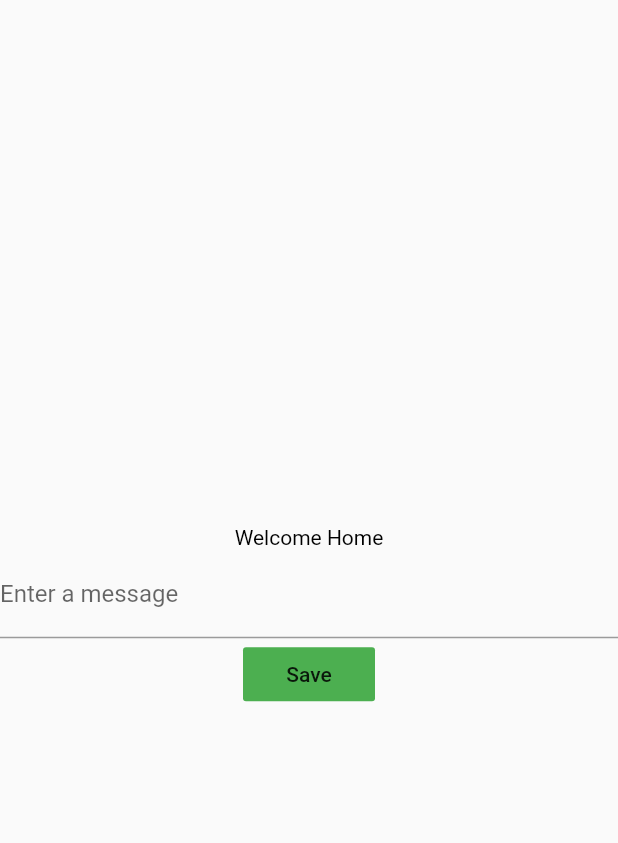
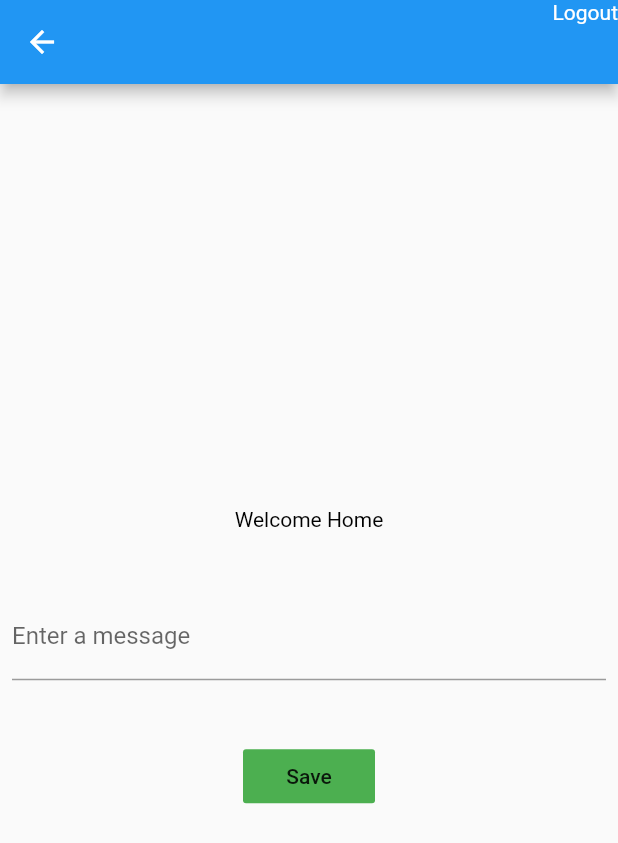
Before and after one commit to briankibiku/bukata, a Flutter app: the HomePage screen opened by its route, after a tap on "Save", on a phone screen of 412 x 824 dp. Shown: the top 843 px of the screen. Run offline on Flutter 3.47's test engine with Material 2 defaults, Android fonts, the phone set to English and light mode, and no system bars; our stand-ins replace cloud_firestore, firebase_auth, modal_progress_hud; accounts and stored records are empty.

```diff
--- a/lib/home.dart
+++ b/lib/home.dart
@@ -14,7 +14,16 @@ class _HomePageState extends State<HomePage> {
   Widget build(BuildContext context) {
     return SafeArea(
       child: Scaffold(
+        appBar: AppBar(
+          actions: <Widget>[
+            Text(
+              'Logout',
+              style: TextStyle(),
+            )
+          ],
+        ),
         body: Column(
+          key: Key('mainColumn'),
           mainAxisAlignment: MainAxisAlignment.center,
           children: <Widget>[
             Container(
@@ -22,6 +31,7 @@ class _HomePageState extends State<HomePage> {
                   Text('Welcome Home', style: TextStyle(color: Colors.black)),
             ),
             Container(
+              margin: EdgeInsets.fromLTRB(8.0, 40.0, 8.0, 40.0),
               child: TextFormField(
                 decoration: InputDecoration(
                   labelText: 'Enter a message',
@@ -37,8 +47,8 @@ class _HomePageState extends State<HomePage> {
                 color: Colors.green,
                 onPressed: () {
                   _firestore.collection('messages').add({'messages': message});
-              if(message != null){
-                  Navigator.pop(context);
+                  if (message != null) {
+                    Navigator.pushNamed(context, '/LandingPage');
                   }
                 },
               ),
--- /dev/null
+++ b/lib/routes.dart
@@ -0,0 +1,13 @@
+import 'package:bukata/home.dart';
+import 'package:flutter/material.dart';
+
+class Routes extends StatelessWidget {
+  @override
+  Widget build(BuildContext context) {
+    return MaterialApp(
+      routes: {
+        '/Home': (context) => HomePage(),
+      },
+    );
+  }
+}
--- a/pubspec.yaml
+++ b/pubspec.yaml
@@ -15,6 +15,7 @@ dependencies:
   firebase_auth: ^0.15.3+1
   cloud_firestore: ^0.13.0+1
   modal_progress_hud: ^0.1.3
+  mockito: ^4.1.1
 
 dev_dependencies:
   flutter_driver:
```
Also changed, not shown: lib/authentication.dart (added, +19 -0 lines), lib/main.dart (+15 -10 lines), assets/images/bukata.svg (deleted), pubspec.lock, 4 other files. Lines whose indentation alone changed are shown as unchanged.
